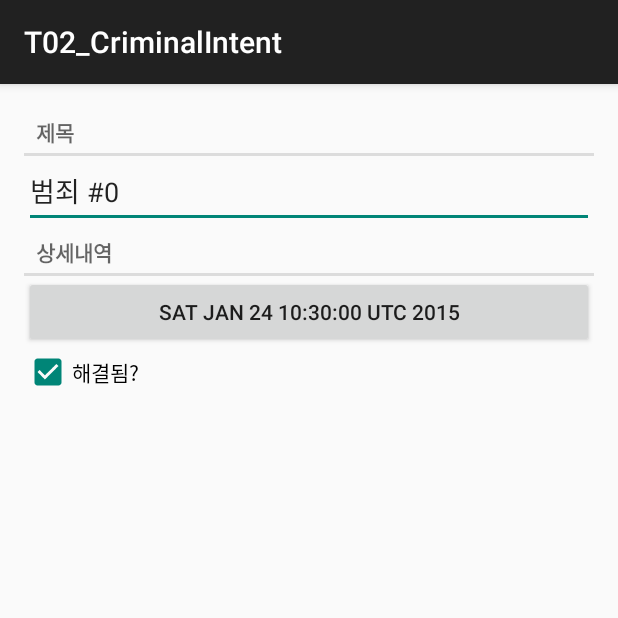
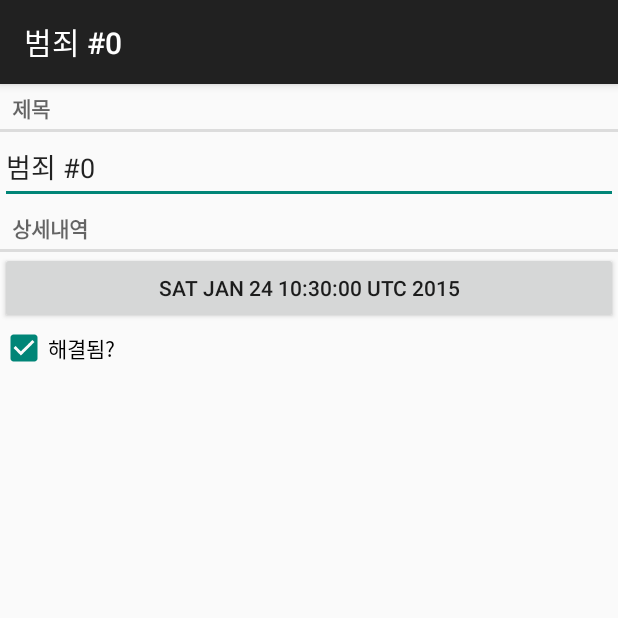
Before and after one commit to juns21/android_sample2, an Android app: the screen it shows after launch (CrimeActivity before the commit, CrimePagerActivity after it), after a tap on an icon or button, on a phone screen of 412 x 824 dp, the top half of it. Run offline under Robolectric (Android 15) with nearby library versions, the phone set to English and light mode, and no system bars.

Commit message:
PagerView

```diff
--- a/project2/app/src/main/AndroidManifest.xml
+++ b/project2/app/src/main/AndroidManifest.xml
@@ -17,8 +17,8 @@
             </intent-filter>
         </activity>
 
-        <activity android:name=".CrimeActivity"
-            android:label="@string/app_name"></activity>
+        <activity android:name=".CrimePagerActivity"
+                  android:label="@string/app_name"></activity>
     </application>
 
 </manifest>
--- a/project2/app/src/main/java/com/example/c/t02_criminalintent/CrimeActivity.java
+++ /dev/null
@@ -1,17 +0,0 @@
-package com.example.c.t02_criminalintent;
-
-import android.support.v4.app.Fragment;
-
-import java.util.UUID;
-
-/**
- * Created by c on 2015-01-24.
- */
-public class CrimeActivity extends SingleFragmentActivity {
-    @Override
-    protected Fragment createFragment() {
-        //return new CrimeFragment();
-        UUID crimeId = (UUID)getIntent().getExtras().get(CrimeFragment.EXTRA_CRIME_ID);
-        return CrimeFragment.newInstance(crimeId);
-    }
-}
--- a/project2/app/src/main/java/com/example/c/t02_criminalintent/CrimeListFragment.java
+++ b/project2/app/src/main/java/com/example/c/t02_criminalintent/CrimeListFragment.java
@@ -39,7 +39,8 @@ public class CrimeListFragment extends ListFragment {
         //Log.d("CrimeListFragment", c.getTitle() + " was clicked");
         //Toast.makeText(getActivity(), c.getTitle() + " was clicked", Toast.LENGTH_LONG).show();
 
-        Intent i = new Intent(getActivity(), CrimeActivity.class);
+        //Intent i = new Intent(getActivity(), CrimeActivity.class);
+        Intent i = new Intent(getActivity(), CrimePagerActivity.class);
         i.putExtra(CrimeFragment.EXTRA_CRIME_ID, c.getId());
         startActivity(i);
     }
--- /dev/null
+++ b/project2/app/src/main/java/com/example/c/t02_criminalintent/CrimePagerActivity.java
@@ -0,0 +1,76 @@
+package com.example.c.t02_criminalintent;
+
+import android.os.Bundle;
+import android.support.v4.app.Fragment;
+import android.support.v4.app.FragmentManager;
+import android.support.v4.app.FragmentStatePagerAdapter;
+import android.support.v4.view.ViewPager;
+import android.support.v7.app.ActionBarActivity;
+
+import java.util.ArrayList;
+import java.util.UUID;
+
+/**
+ * Created by c on 2015-01-24.
+ */
+public class CrimePagerActivity extends ActionBarActivity {
+    private ViewPager mViewPager;
+    private ArrayList<Crime> mCrimes;
+
+    @Override
+    protected void onCreate(Bundle savedInstanceState) {
+        super.onCreate(savedInstanceState);
+
+        mViewPager = new ViewPager(this);
+        mViewPager.setId(R.id.viewPager);
+        setContentView(mViewPager);
+
+        mCrimes = CrimeLab.get(this).getCrimes();
+        FragmentManager fm = getSupportFragmentManager();
+        mViewPager.setAdapter(new FragmentStatePagerAdapter(fm) {
+            @Override
+            public Fragment getItem(int position) {
+                Crime crime = mCrimes.get(position);
+                return CrimeFragment.newInstance(crime.getId());
+            }
+
+            @Override
+            public int getCount() {
+                return mCrimes.size();
+            }
+        });
+
+        final UUID crimeId = (UUID)getIntent().getExtras().get(CrimeFragment.EXTRA_CRIME_ID);
+        int i;
+        for (i=0; i<mCrimes.size(); i++) {
+            if (mCrimes.get(i).getId().equals(crimeId)) {
+                mViewPager.setCurrentItem(i);
+                break;
+            }
+        }
+
+        mViewPager.setOnPageChangeListener(new ViewPager.OnPageChangeListener() {
+            @Override
+            public void onPageScrolled(int position, float positionOffset, int positionOffsetPixels) {
+
+            }
+
+            @Override
+            public void onPageSelected(int position) {
+                Crime crime = mCrimes.get(position);
+                if (crime.getTitle() != null) {
+                    setTitle(crime.getTitle());
+                }
+            }
+
+            @Override
+            public void onPageScrollStateChanged(int i) {
+
+            }
+        });
+
+        //Crime crime = mCrimes.get(i);
+        //setTitle(crime.getTitle());
+        setTitle(CrimeLab.get(this).getCrime(crimeId).getTitle());
+    }
+}
--- /dev/null
+++ b/project2/app/src/main/res/values/ids.xml
@@ -0,0 +1,4 @@
+<?xml version="1.0" encoding="utf-8"?>
+<resources>
+    <item type="id" name="viewPager" />
+</resources>
```
